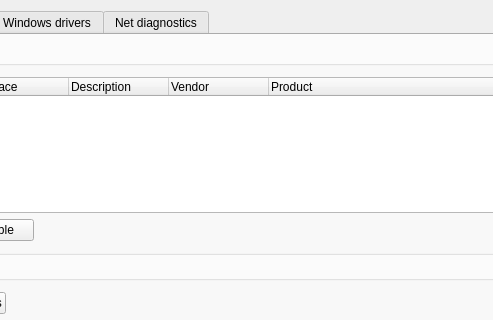
Above: mainwindow.ui from MX-Linux/mx-network-assistant before the change; both pictures show x 168 to 661 and y 0 to 320 of the 1046 by 537 pixel window. Below: the same form after it.
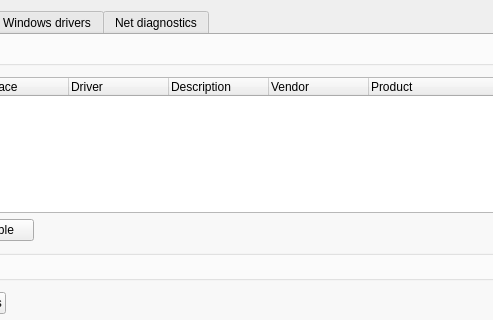
That is the form after the change. Icons and pictures are not drawn.

Commit message: Display driver

What changed in the file:
```diff
--- a/mainwindow.ui
+++ b/mainwindow.ui
@@ -365,7 +365,7 @@
              <bool>true</bool>
             </property>
             <property name="columnCount">
-             <number>5</number>
+             <number>6</number>
             </property>
             <column>
              <property name="text">
@@ -377,6 +377,11 @@
               <string>Interface</string>
              </property>
             </column>
+            <column>
+             <property name="text">
+              <string>Driver</string>
+             </property>
+            </column>
             <column>
              <property name="text">
               <string>Description</string>
```
The commit also changes 2 other files.
